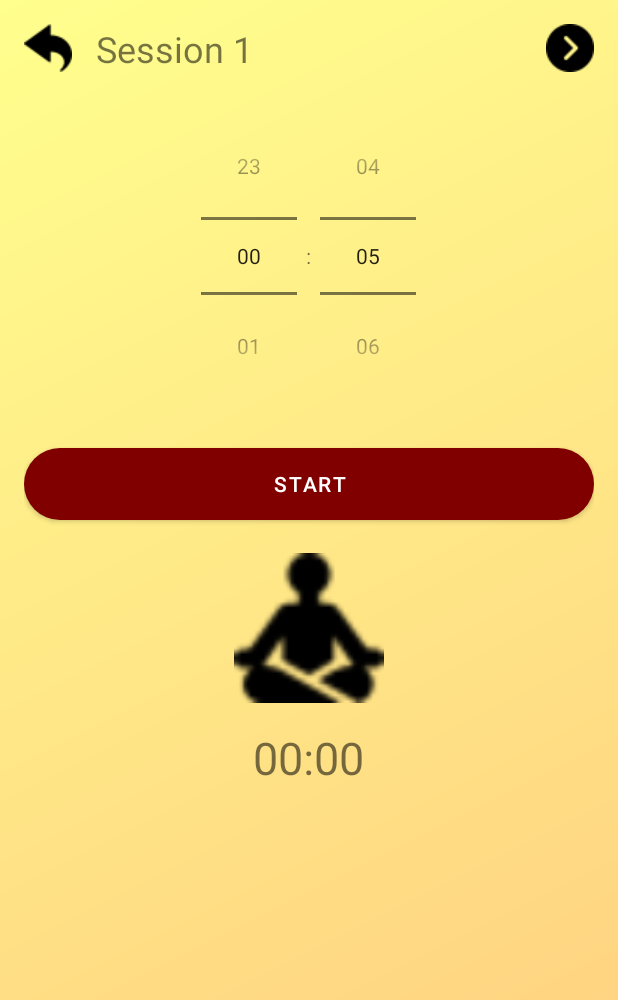
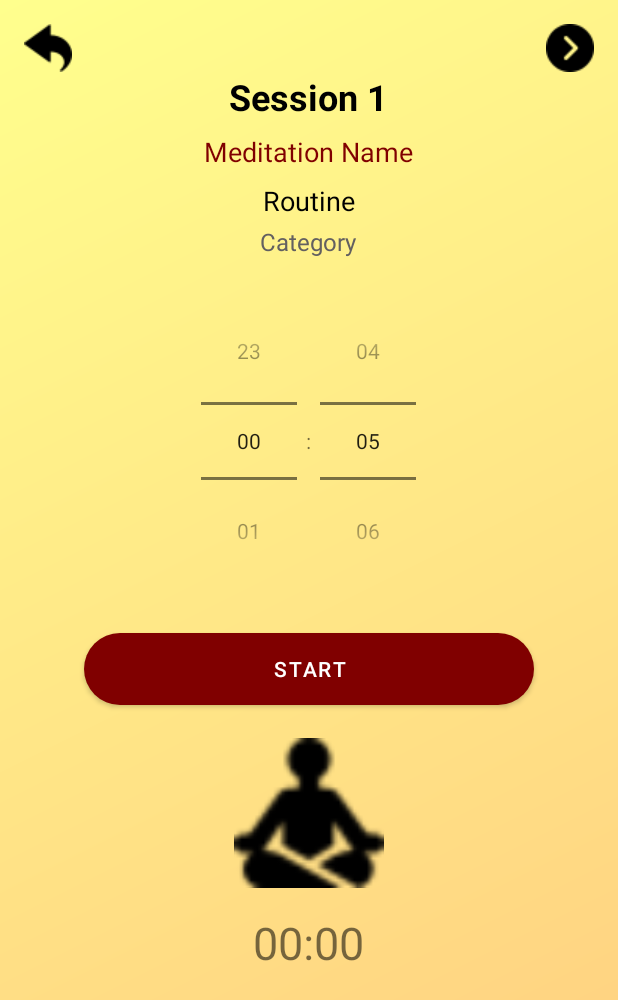
Before and after one commit to jasonpatigayon25/MeditationGuideApp, an Android app: the StartingSessionActivity screen opened directly, with no data from a screen before it, on a phone screen of 412 x 824 dp. Shown: the top 1000 px of the screen. Run offline under Robolectric (Android 15) with nearby library versions, the phone set to English and light mode, and no system bars; libraries missing offline, so code that uses them is left out: jp.wasabeef.glide.

Commit message:
project and exam for finals

```diff
--- a/app/src/main/java/com/patigayon/meditationguideapp/CategoryMeditationsFragment.kt
+++ b/app/src/main/java/com/patigayon/meditationguideapp/CategoryMeditationsFragment.kt
@@ -46,6 +46,7 @@ class CategoryMeditationsFragment : Fragment() {
                 putExtra("routine", technique.routine)
                 putExtra("photo", technique.photo)
                 putExtra("description", technique.description)
+                putExtra("category", technique.category)
             }
             startActivity(intent)
         }
--- a/app/src/main/java/com/patigayon/meditationguideapp/DetailActivity.kt
+++ b/app/src/main/java/com/patigayon/meditationguideapp/DetailActivity.kt
@@ -22,10 +22,12 @@ class DetailActivity : AppCompatActivity() {
         val meditationRoutine = intent.getStringExtra("routine")
         val meditationPhotoUrl = intent.getStringExtra("photo")
         val meditationDescription = intent.getStringExtra("description")
+        val meditationCategory = intent.getStringExtra("category")
 
         binding.meditationName.text = meditationName
         binding.meditationRoutine.text = meditationRoutine
         binding.meditationDescription.text = meditationDescription
+        binding.meditationCategory.text = meditationCategory
 
         meditationPhotoUrl?.let { url ->
 
@@ -46,7 +48,13 @@ class DetailActivity : AppCompatActivity() {
         }
 
         binding.buttonStartMeditation.setOnClickListener {
-            startActivity(Intent(this, StartingSessionActivity::class.java))
+            val startSessionIntent = Intent(this, StartingSessionActivity::class.java).apply {
+                putExtra("photo", meditationPhotoUrl)
+                putExtra("name", meditationName)
+                putExtra("routine", meditationRoutine)
+                putExtra("category", meditationCategory)
+            }
+            startActivity(startSessionIntent)
         }
     }
 }
--- a/app/src/main/java/com/patigayon/meditationguideapp/EveningFragment.kt
+++ b/app/src/main/java/com/patigayon/meditationguideapp/EveningFragment.kt
@@ -40,6 +40,7 @@ class EveningFragment : Fragment() {
                 putExtra("routine", technique.routine)
                 putExtra("photo", technique.photo)
                 putExtra("description", technique.description)
+                putExtra("category", technique.category)
             }
             startActivity(intent)
         }
--- a/app/src/main/java/com/patigayon/meditationguideapp/HomeFragment.kt
+++ b/app/src/main/java/com/patigayon/meditationguideapp/HomeFragment.kt
@@ -71,6 +71,7 @@ class HomeFragment : Fragment() {
                 putExtra("routine", technique.routine)
                 putExtra("photo", technique.photo)
                 putExtra("description", technique.description)
+                putExtra("category", technique.category)
             }
             startActivity(intent)
         }
--- a/app/src/main/java/com/patigayon/meditationguideapp/MorningFragment.kt
+++ b/app/src/main/java/com/patigayon/meditationguideapp/MorningFragment.kt
@@ -40,6 +40,7 @@ class MorningFragment : Fragment() {
                 putExtra("routine", technique.routine)
                 putExtra("photo", technique.photo)
                 putExtra("description", technique.description)
+                putExtra("category", technique.category)
             }
             startActivity(intent)
         }
--- a/app/src/main/java/com/patigayon/meditationguideapp/StartingSessionActivity.kt
+++ b/app/src/main/java/com/patigayon/meditationguideapp/StartingSessionActivity.kt
@@ -7,7 +7,10 @@ import android.os.CountDownTimer
 import android.view.View
 import androidx.appcompat.app.AppCompatActivity
 import androidx.core.content.ContextCompat
+import com.bumptech.glide.Glide
+import com.bumptech.glide.request.RequestOptions
 import com.patigayon.meditationguideapp.databinding.ActivityStartingSessionBinding
+import jp.wasabeef.glide.transformations.BlurTransformation
 
 class StartingSessionActivity : AppCompatActivity() {
     private lateinit var binding: ActivityStartingSessionBinding
@@ -18,11 +21,29 @@ class StartingSessionActivity : AppCompatActivity() {
 
     override fun onCreate(savedInstanceState: Bundle?) {
         super.onCreate(savedInstanceState)
+        binding = ActivityStartingSessionBinding.inflate(layoutInflater)
+        setContentView(binding.root)
 
         supportActionBar?.hide()
 
-        binding = ActivityStartingSessionBinding.inflate(layoutInflater)
-        setContentView(binding.root)
+        val meditationName = intent.getStringExtra("name") ?: "Meditation Name"
+        val meditationRoutine = intent.getStringExtra("routine") ?: "Routine"
+        val meditationCategory = intent.getStringExtra("category") ?: "Category"
+        val meditationPhotoUrl = intent.getStringExtra("photo")
+
+        binding.sessionName.text = getString(R.string.session_1)
+        binding.meditationName.text = meditationName
+        binding.meditationRoutine.text = meditationRoutine
+        binding.meditationCategory.text = meditationCategory
+
+        meditationPhotoUrl?.let { url ->
+            Glide.with(this)
+                .load(url)
+                .apply(RequestOptions.bitmapTransform(BlurTransformation(25, 3)))
+                .into(binding.backgroundImageView)
+            binding.backgroundImageView.visibility = View.VISIBLE
+            binding.backgroundImageView.alpha = 0.3f
+        }
 
         setupTimePicker()
 
--- a/app/src/main/res/layout/activity_detail.xml
+++ b/app/src/main/res/layout/activity_detail.xml
@@ -51,6 +51,7 @@
                 android:layout_height="wrap_content"
                 android:layout_marginTop="8dp"
                 android:textSize="24sp"
+                android:textColor="@color/maroon"
                 android:textStyle="bold" />
 
             <TextView
@@ -58,6 +59,14 @@
                 android:layout_width="match_parent"
                 android:layout_height="wrap_content"
                 android:layout_marginTop="4dp"
+                android:textSize="18sp" />
+
+            <TextView
+                android:id="@+id/meditationCategory"
+                android:layout_width="match_parent"
+                android:layout_height="wrap_content"
+                android:layout_marginTop="4dp"
+                android:textColor="@color/gray"
                 android:textSize="18sp" />
 
             <TextView
--- a/app/src/main/res/layout/activity_starting_session.xml
+++ b/app/src/main/res/layout/activity_starting_session.xml
@@ -3,16 +3,26 @@
     android:layout_width="match_parent"
     android:layout_height="match_parent"
     xmlns:app="http://schemas.android.com/apk/res-auto"
-    android:background="@drawable/background_screen"
-    android:padding="16dp">
+    android:background="@drawable/background_screen">
+
+    <ImageView
+        android:id="@+id/backgroundImageView"
+        android:layout_width="match_parent"
+        android:layout_height="match_parent"
+        android:scaleType="centerCrop"
+        android:visibility="invisible"
+        android:contentDescription="@null" />
 
     <ImageView
         android:id="@+id/backButton"
         android:layout_width="wrap_content"
         android:layout_height="wrap_content"
         android:src="@drawable/ic_back"
+        android:paddingStart="16dp"
+        android:paddingTop="16dp"
         android:contentDescription="@string/back"
-        android:layout_alignParentTop="true"/>
+        android:layout_alignParentTop="true"
+        android:layout_alignParentStart="true"/>
 
     <TextView
         android:id="@+id/session_name"
@@ -20,49 +30,85 @@
         android:layout_height="wrap_content"
         android:text="@string/session_1"
         android:textSize="24sp"
+        android:textStyle="bold"
+        android:textColor="@color/black"
         android:layout_centerHorizontal="true"
-        android:layout_toEndOf="@id/backButton"
-        android:layout_marginStart="16dp"
-        android:layout_alignParentTop="true" />
+        android:layout_below="@id/backButton" />
 
     <ImageView
         android:id="@+id/nextButton"
         android:layout_width="wrap_content"
         android:layout_height="wrap_content"
         android:src="@drawable/ic_next"
+        android:paddingTop="16dp"
+        android:paddingEnd="16dp"
         android:contentDescription="@string/next"
-        android:layout_alignParentEnd="true"
-        android:layout_alignParentTop="true"/>
+        android:layout_alignParentTop="true"
+        android:layout_alignParentEnd="true"/>
+
+    <TextView
+        android:id="@+id/meditationName"
+        android:layout_width="wrap_content"
+        android:layout_height="wrap_content"
+        android:textSize="18sp"
+        android:textColor="@color/maroon"
+        android:layout_below="@id/session_name"
+        android:layout_marginTop="8dp"
+        android:layout_centerHorizontal="true" />
+
+    <TextView
+        android:id="@+id/meditationRoutine"
+        android:layout_width="wrap_content"
+        android:layout_height="wrap_content"
+        android:textSize="18sp"
+        android:textColor="@color/black"
+        android:layout_below="@id/meditationName"
+        android:layout_marginTop="8dp"
+        android:layout_centerHorizontal="true" />
+
+    <TextView
+        android:id="@+id/meditationCategory"
+        android:layout_width="wrap_content"
+        android:layout_height="wrap_content"
+        android:textSize="16sp"
+        android:textColor="@color/gray"
+        android:layout_below="@id/meditationRoutine"
+        android:layout_marginTop="4dp"
+        android:layout_centerHorizontal="true" />
 
     <TimePicker
         android:id="@+id/time_picker"
         android:layout_width="match_parent"
         android:layout_height="wrap_content"
-        android:layout_below="@id/session_name"
+        android:layout_below="@id/meditationCategory"
         android:layout_marginTop="16dp"
         android:timePickerMode="spinner" />
 
     <com.google.android.material.button.MaterialButton
         android:id="@+id/start_button"
-        android:layout_width="match_parent"
+        android:layout_width="300dp"
         android:layout_height="60dp"
         android:layout_below="@id/time_picker"
         android:text="@string/start"
         android:textColor="@color/white"
         app:backgroundTint="@color/maroon"
         app:cornerRadius="25dp"
-        android:layout_marginTop="16dp" />
+        android:layout_centerHorizontal="true"
+        android:layout_marginTop="16dp"
+        android:elevation="4dp" />
 
     <com.google.android.material.button.MaterialButton
         android:id="@+id/stop_button"
-        android:layout_width="match_parent"
+        android:layout_width="300dp"
         android:layout_height="60dp"
         android:text="@string/stop"
         android:textColor="@color/white"
         app:backgroundTint="@color/maroon"
         app:cornerRadius="25dp"
+        android:layout_centerHorizontal="true"
         android:layout_below="@id/start_button"
         android:layout_marginTop="16dp"
+        android:elevation="4dp"
         android:visibility="gone" />
 
     <ImageView
@@ -72,17 +118,17 @@
         android:src="@drawable/ic_meditate"
         android:layout_centerHorizontal="true"
         android:layout_below="@id/stop_button"
-        android:contentDescription="@string/start_your_meditation"
-        android:layout_marginTop="16dp"/>
+        android:layout_marginTop="16dp"
+        android:contentDescription="@string/start_your_meditation"/>
 
     <TextView
         android:id="@+id/timerTextView"
         android:layout_width="wrap_content"
         android:layout_height="wrap_content"
-        android:layout_below="@id/meditationIcon"
         android:textSize="30sp"
         android:textAlignment="center"
         android:layout_centerHorizontal="true"
+        android:layout_below="@id/meditationIcon"
         android:layout_marginTop="16dp"
         android:text="@string/timer_placeholder"/>
 
```
